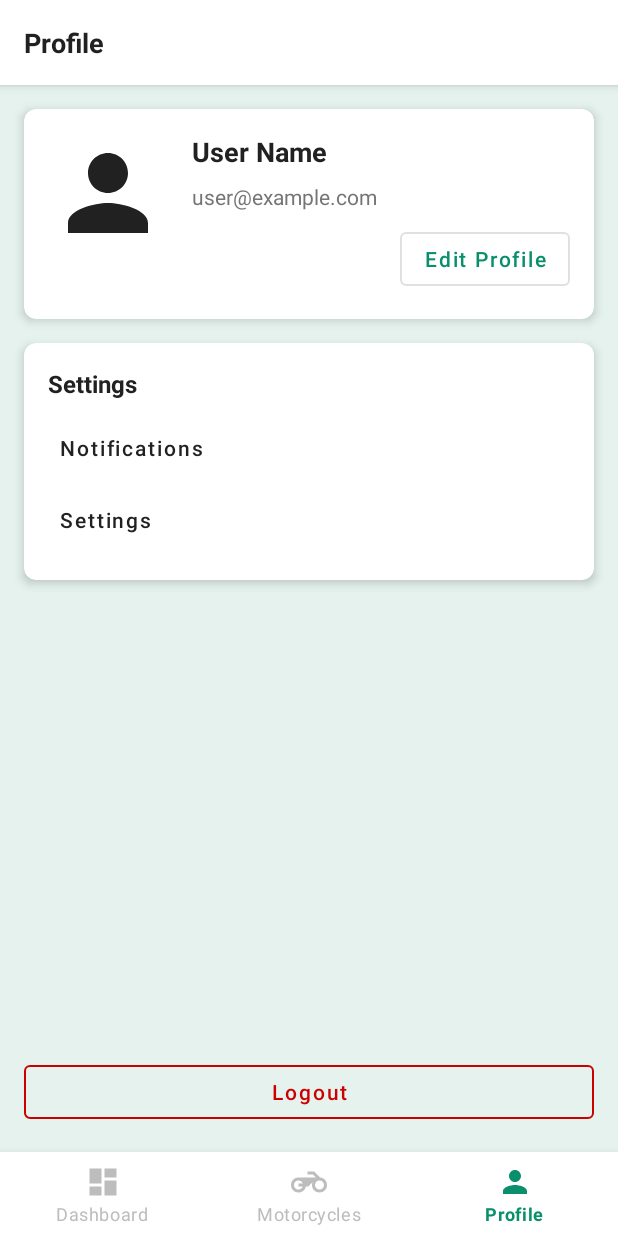
After one commit to Lethe69/MotorDX, an Android app: the ProfileFragment screen opened through its navigation route, on a phone screen of 412 x 824 dp. The commit adds this screen. Run offline under Robolectric (Android 15) with nearby library versions, the phone set to English and light mode, and no system bars; our stand-ins replace Firebase (no records; nobody signed in at launch, a user with empty details on screens opened directly), navigation-ui; pictures from the network do not load.

Commit message:
Fixed profile tab navigation issue by creating the missing ProfileFragment and related files

```diff
--- a/app/src/main/java/com/motor/diagnostic/domain/repository/UserRepository.java
+++ b/app/src/main/java/com/motor/diagnostic/domain/repository/UserRepository.java
@@ -25,6 +25,12 @@ public interface UserRepository {
      * @return CompletableFuture with the logged-in User
      */
     CompletableFuture<User> loginUser(String email, String password);
+
+    /**
+     * Logout the current user
+     * @return CompletableFuture<Boolean> indicating success
+     */
+    CompletableFuture<Boolean> logoutUser();
 
     /**
      * Get current user information
--- /dev/null
+++ b/app/src/main/java/com/motor/diagnostic/presentation/ui/profile/ProfileFragment.java
@@ -0,0 +1,109 @@
+package com.motor.diagnostic.presentation.ui.profile;
+
+import android.os.Bundle;
+import android.util.Log;
+import android.view.LayoutInflater;
+import android.view.View;
+import android.view.ViewGroup;
+import android.widget.Toast;
+
+import androidx.annotation.NonNull;
+import androidx.annotation.Nullable;
+import androidx.fragment.app.Fragment;
+import androidx.lifecycle.ViewModelProvider;
+
+import com.motor.diagnostic.R;
+import com.motor.diagnostic.databinding.FragmentProfileBinding;
+import com.motor.diagnostic.presentation.di.ViewModelModule;
+import com.motor.diagnostic.presentation.viewmodel.AuthViewModel;
+
+/**
+ * Fragment for displaying user profile information
+ */
+public class ProfileFragment extends Fragment {
+
+    private FragmentProfileBinding binding;
+    private AuthViewModel viewModel;
+    private static final String TAG = "ProfileFragment";
+
+    @Override
+    public View onCreateView(@NonNull LayoutInflater inflater, ViewGroup container, Bundle savedInstanceState) {
+        try {
+            binding = FragmentProfileBinding.inflate(inflater, container, false);
+            return binding.getRoot();
+        } catch (Exception e) {
+            Log.e(TAG, "Error inflating profile layout", e);
+            Toast.makeText(requireContext(), "Error creating profile view", Toast.LENGTH_SHORT).show();
+            return new View(requireContext());
+        }
+    }
+
+    @Override
+    public void onViewCreated(@NonNull View view, @Nullable Bundle savedInstanceState) {
+        super.onViewCreated(view, savedInstanceState);
+
+        try {
+            // Initialize ViewModel
+            viewModel = new ViewModelProvider(requireActivity(), ViewModelModule.provideViewModelFactory())
+                    .get(AuthViewModel.class);
+
+            // Set up UI with current user data
+            setupUI();
+
+            // Set up click listeners
+            setupClickListeners();
+
+        } catch (Exception e) {
+            Log.e(TAG, "Error in onViewCreated", e);
+            Toast.makeText(requireContext(), "Error loading profile", Toast.LENGTH_SHORT).show();
+        }
+    }
+
+    private void setupUI() {
+        // Get current user
+        viewModel.getCurrentUser().observe(getViewLifecycleOwner(), user -> {
+            if (user != null) {
+                binding.tvUserName.setText(user.getFullName());
+                binding.tvUserEmail.setText(user.getEmail());
+
+                // Load user profile image if available
+                if (user.getProfileImageUrl() != null && !user.getProfileImageUrl().isEmpty()) {
+                    // For now, just use a placeholder
+                    binding.ivUserProfile.setImageResource(R.drawable.default_profile);
+                }
+            }
+        });
+    }
+
+    private void setupClickListeners() {
+        binding.btnEditProfile.setOnClickListener(v -> {
+            // Navigate to edit profile screen
+            // Navigation.findNavController(v).navigate(R.id.action_profileFragment_to_editProfileFragment);
+            Toast.makeText(requireContext(), "Edit Profile - Feature coming soon", Toast.LENGTH_SHORT).show();
+        });
+
+        binding.btnNotifications.setOnClickListener(v -> {
+            // Navigate to notifications screen
+            // Navigation.findNavController(v).navigate(R.id.action_profileFragment_to_notificationsFragment);
+            Toast.makeText(requireContext(), "Notifications - Feature coming soon", Toast.LENGTH_SHORT).show();
+        });
+
+        binding.btnSettings.setOnClickListener(v -> {
+            // Navigate to settings screen
+            // Navigation.findNavController(v).navigate(R.id.action_profileFragment_to_settingsFragment);
+            Toast.makeText(requireContext(), "Settings - Feature coming soon", Toast.LENGTH_SHORT).show();
+        });
+
+        binding.btnLogout.setOnClickListener(v -> {
+            // Log out the user
+            viewModel.logout();
+            Toast.makeText(requireContext(), "Logged out successfully", Toast.LENGTH_SHORT).show();
+        });
+    }
+
+    @Override
+    public void onDestroyView() {
+        super.onDestroyView();
+        binding = null;
+    }
+}
--- a/app/src/main/res/drawable/default_profile.xml
+++ b/app/src/main/res/drawable/default_profile.xml
@@ -1,6 +1,10 @@
 <?xml version="1.0" encoding="utf-8"?>
-<shape xmlns:android="http://schemas.android.com/apk/res/android"
-    android:shape="oval">
-    <solid android:color="#757575" />
-    <size android:width="48dp" android:height="48dp" />
-</shape>
+<vector xmlns:android="http://schemas.android.com/apk/res/android"
+    android:width="24dp"
+    android:height="24dp"
+    android:viewportWidth="24"
+    android:viewportHeight="24">
+    <path
+        android:fillColor="@color/text_primary"
+        android:pathData="M12,12c2.21,0 4,-1.79 4,-4s-1.79,-4 -4,-4 -4,1.79 -4,4 1.79,4 4,4zM12,14c-2.67,0 -8,1.34 -8,4v2h16v-2c0,-2.66 -5.33,-4 -8,-4z" />
+</vector>
--- /dev/null
+++ b/app/src/main/res/layout/fragment_profile.xml
@@ -0,0 +1,194 @@
+<?xml version="1.0" encoding="utf-8"?>
+<androidx.constraintlayout.widget.ConstraintLayout xmlns:android="http://schemas.android.com/apk/res/android"
+    xmlns:app="http://schemas.android.com/apk/res-auto"
+    xmlns:tools="http://schemas.android.com/tools"
+    android:layout_width="match_parent"
+    android:layout_height="match_parent"
+    android:background="@color/background_light"
+    tools:context=".presentation.ui.profile.ProfileFragment">
+
+    <!-- Header with Title -->
+    <androidx.constraintlayout.widget.ConstraintLayout
+        android:id="@+id/header_container"
+        android:layout_width="match_parent"
+        android:layout_height="wrap_content"
+        android:background="@color/white"
+        android:elevation="4dp"
+        android:padding="16dp"
+        app:layout_constraintEnd_toEndOf="parent"
+        app:layout_constraintStart_toStartOf="parent"
+        app:layout_constraintTop_toTopOf="parent">
+
+        <TextView
+            android:id="@+id/tv_title"
+            android:layout_width="0dp"
+            android:layout_height="wrap_content"
+            android:text="Profile"
+            android:textColor="@color/text_primary"
+            android:textSize="18sp"
+            android:textStyle="bold"
+            app:layout_constraintBottom_toBottomOf="parent"
+            app:layout_constraintEnd_toEndOf="parent"
+            app:layout_constraintStart_toStartOf="parent"
+            app:layout_constraintTop_toTopOf="parent" />
+    </androidx.constraintlayout.widget.ConstraintLayout>
+
+    <!-- User Info Card -->
+    <androidx.cardview.widget.CardView
+        android:id="@+id/card_user_info"
+        android:layout_width="match_parent"
+        android:layout_height="wrap_content"
+        android:layout_marginStart="16dp"
+        android:layout_marginTop="16dp"
+        android:layout_marginEnd="16dp"
+        app:cardCornerRadius="8dp"
+        app:cardElevation="4dp"
+        app:layout_constraintEnd_toEndOf="parent"
+        app:layout_constraintStart_toStartOf="parent"
+        app:layout_constraintTop_toBottomOf="@+id/header_container">
+
+        <androidx.constraintlayout.widget.ConstraintLayout
+            android:layout_width="match_parent"
+            android:layout_height="wrap_content"
+            android:padding="16dp">
+
+            <ImageView
+                android:id="@+id/iv_user_profile"
+                android:layout_width="80dp"
+                android:layout_height="80dp"
+                android:contentDescription="User profile picture"
+                android:src="@drawable/default_profile"
+                app:layout_constraintStart_toStartOf="parent"
+                app:layout_constraintTop_toTopOf="parent" />
+
+            <TextView
+                android:id="@+id/tv_user_name"
+                android:layout_width="0dp"
+                android:layout_height="wrap_content"
+                android:layout_marginStart="16dp"
+                android:text="User Name"
+                android:textColor="@color/text_primary"
+                android:textSize="18sp"
+                android:textStyle="bold"
+                app:layout_constraintEnd_toEndOf="parent"
+                app:layout_constraintStart_toEndOf="@+id/iv_user_profile"
+                app:layout_constraintTop_toTopOf="@+id/iv_user_profile" />
+
+            <TextView
+                android:id="@+id/tv_user_email"
+                android:layout_width="0dp"
+                android:layout_height="wrap_content"
+                android:layout_marginStart="16dp"
+                android:layout_marginTop="8dp"
+                android:text="user@example.com"
+                android:textColor="@color/text_secondary"
+                android:textSize="14sp"
+                app:layout_constraintEnd_toEndOf="parent"
+                app:layout_constraintStart_toEndOf="@+id/iv_user_profile"
+                app:layout_constraintTop_toBottomOf="@+id/tv_user_name" />
+
+            <Button
+                android:id="@+id/btn_edit_profile"
+                style="@style/Widget.MaterialComponents.Button.OutlinedButton"
+                android:layout_width="wrap_content"
+                android:layout_height="wrap_content"
+                android:layout_marginTop="8dp"
+                android:text="Edit Profile"
+                android:textAllCaps="false"
+                app:layout_constraintEnd_toEndOf="parent"
+                app:layout_constraintTop_toBottomOf="@+id/tv_user_email" />
+        </androidx.constraintlayout.widget.ConstraintLayout>
+    </androidx.cardview.widget.CardView>
+
+    <!-- Settings Card -->
+    <androidx.cardview.widget.CardView
+        android:id="@+id/card_settings"
+        android:layout_width="match_parent"
+        android:layout_height="wrap_content"
+        android:layout_marginStart="16dp"
+        android:layout_marginTop="16dp"
+        android:layout_marginEnd="16dp"
+        app:cardCornerRadius="8dp"
+        app:cardElevation="4dp"
+        app:layout_constraintEnd_toEndOf="parent"
+        app:layout_constraintStart_toStartOf="parent"
+        app:layout_constraintTop_toBottomOf="@+id/card_user_info">
+
+        <androidx.constraintlayout.widget.ConstraintLayout
+            android:layout_width="match_parent"
+            android:layout_height="wrap_content"
+            android:padding="16dp">
+
+            <TextView
+                android:id="@+id/tv_settings_title"
+                android:layout_width="0dp"
+                android:layout_height="wrap_content"
+                android:text="Settings"
+                android:textColor="@color/text_primary"
+                android:textSize="16sp"
+                android:textStyle="bold"
+                app:layout_constraintEnd_toEndOf="parent"
+                app:layout_constraintStart_toStartOf="parent"
+                app:layout_constraintTop_toTopOf="parent" />
+
+            <Button
+                android:id="@+id/btn_notifications"
+                style="@style/Widget.MaterialComponents.Button.TextButton"
+                android:layout_width="match_parent"
+                android:layout_height="wrap_content"
+                android:layout_marginTop="8dp"
+                android:drawableStart="@drawable/ic_notification"
+                android:drawablePadding="8dp"
+                android:gravity="start|center_vertical"
+                android:text="Notifications"
+                android:textAllCaps="false"
+                android:textColor="@color/text_primary"
+                app:layout_constraintEnd_toEndOf="parent"
+                app:layout_constraintStart_toStartOf="parent"
+                app:layout_constraintTop_toBottomOf="@+id/tv_settings_title" />
+
+            <Button
+                android:id="@+id/btn_settings"
+                style="@style/Widget.MaterialComponents.Button.TextButton"
+                android:layout_width="match_parent"
+                android:layout_height="wrap_content"
+                android:drawableStart="@drawable/ic_dashboard"
+                android:drawablePadding="8dp"
+                android:gravity="start|center_vertical"
+                android:text="Settings"
+                android:textAllCaps="false"
+                android:textColor="@color/text_primary"
+                app:layout_constraintEnd_toEndOf="parent"
+                app:layout_constraintStart_toStartOf="parent"
+                app:layout_constraintTop_toBottomOf="@+id/btn_notifications" />
+        </androidx.constraintlayout.widget.ConstraintLayout>
+    </androidx.cardview.widget.CardView>
+
+    <!-- Logout Button -->
+    <Button
+        android:id="@+id/btn_logout"
+        style="@style/Widget.MaterialComponents.Button.OutlinedButton"
+        android:layout_width="match_parent"
+        android:layout_height="wrap_content"
+        android:layout_margin="16dp"
+        android:text="Logout"
+        android:textAllCaps="false"
+        android:textColor="@android:color/holo_red_dark"
+        app:layout_constraintBottom_toBottomOf="parent"
+        app:layout_constraintEnd_toEndOf="parent"
+        app:layout_constraintStart_toStartOf="parent"
+        app:strokeColor="@android:color/holo_red_dark" />
+
+    <!-- Progress Bar -->
+    <ProgressBar
+        android:id="@+id/progress_bar"
+        style="?android:attr/progressBarStyle"
+        android:layout_width="wrap_content"
+        android:layout_height="wrap_content"
+        android:visibility="gone"
+        app:layout_constraintBottom_toBottomOf="parent"
+        app:layout_constraintEnd_toEndOf="parent"
+        app:layout_constraintStart_toStartOf="parent"
+        app:layout_constraintTop_toTopOf="parent" />
+
+</androidx.constraintlayout.widget.ConstraintLayout>
```
Also changed, not shown: app/src/main/java/com/motor/diagnostic/data/repository/UserRepositoryImpl.java (+15 -0 lines), app/src/main/java/com/motor/diagnostic/domain/usecase/LoginUseCase.java (+8 -0 lines), app/src/main/java/com/motor/diagnostic/presentation/viewmodel/AuthViewModel.java (+21 -0 lines), app/src/main/res/drawable/ic_back.xml (+4 -5 lines), app/src/main/res/layout/fragment_edit_profile.xml (added, +207 -0 lines), app/src/main/java/com/motor/diagnostic/presentation/ui/profile/EditProfileFragment.java (added), 130 other files.
